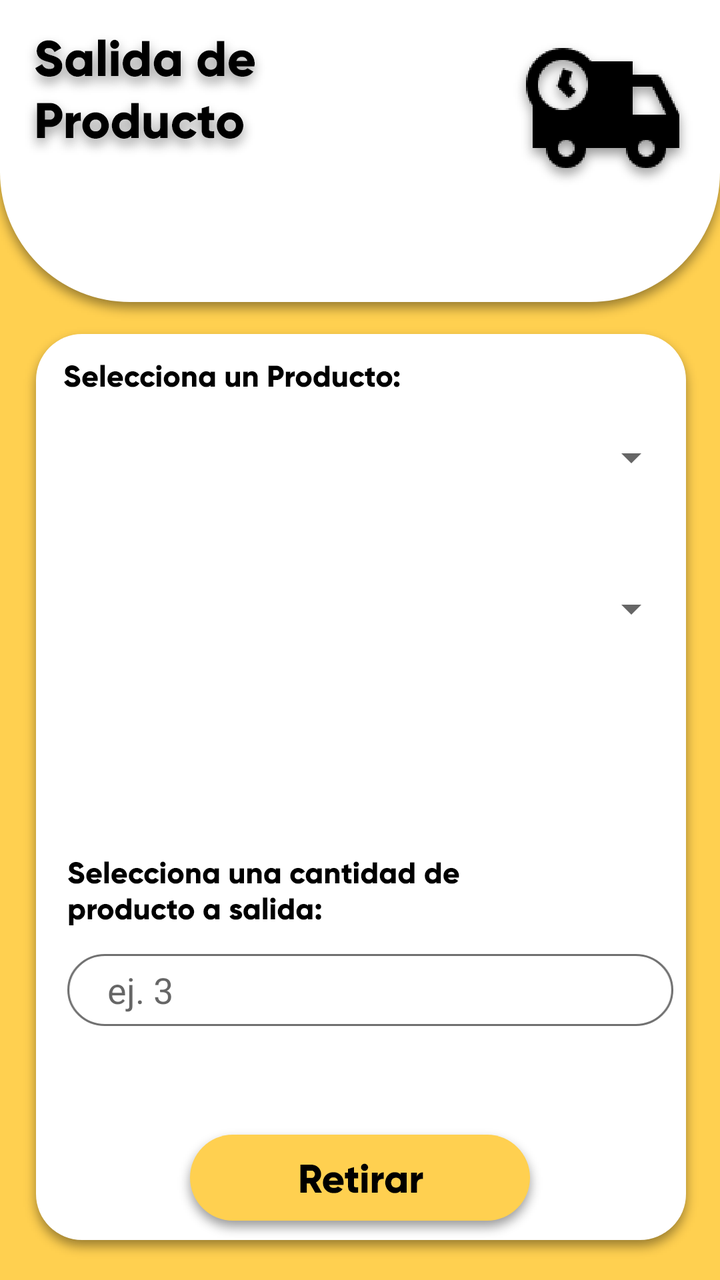
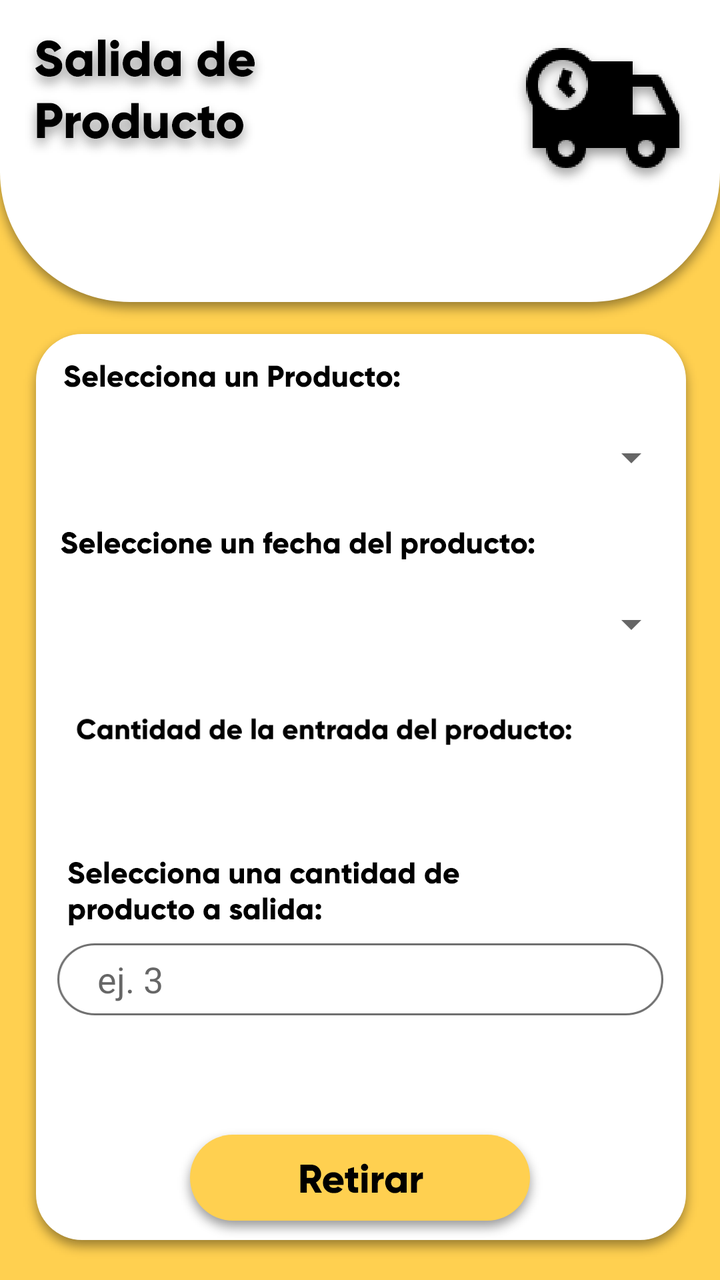

Before-and-after screenshots of an Android layout around one commit, followed by the original layout XML and the change that was made.
<!-- AndroidManifest.xml: application theme AppTheme -->
<!-- res/layout/activity__salida.xml -->
<?xml version="1.0" encoding="utf-8"?>
<android.support.constraint.ConstraintLayout xmlns:android="http://schemas.android.com/apk/res/android"
    xmlns:app="http://schemas.android.com/apk/res-auto"
    xmlns:tools="http://schemas.android.com/tools"
    android:layout_width="match_parent"
    android:layout_height="match_parent"
    android:background="@drawable/entradas"
    tools:context=".Activity_Salida">

    <Spinner
        android:id="@+id/activity__salida_spinner"
        android:layout_width="308dp"
        android:layout_height="47dp"

        android:layout_marginTop="8dp"
        android:layout_marginRight="56dp"
        android:layout_marginBottom="144dp"
        android:hint="ej. Cebolla, limon..."
        app:layout_constraintBottom_toBottomOf="parent"
        app:layout_constraintRight_toRightOf="parent"
        app:layout_constraintStart_toStartOf="@+id/imageView12"
        app:layout_constraintTop_toBottomOf="@+id/imageView12"
        app:layout_constraintVertical_bias="0.0" />


    <Spinner
        android:id="@+id/activity__salida_spinner2"
        android:layout_width="308dp"
        android:layout_height="47dp"

        android:layout_marginTop="8dp"
        android:layout_marginRight="56dp"
        android:layout_marginBottom="144dp"
        android:hint="ej. Cebolla, limon..."
        app:layout_constraintBottom_toBottomOf="parent"
        app:layout_constraintRight_toRightOf="parent"
        app:layout_constraintStart_toStartOf="@+id/imageView12"
        app:layout_constraintTop_toBottomOf="@+id/imageView12"
        app:layout_constraintVertical_bias="0.31" />

    <ImageView
        android:id="@+id/imageView10"
        android:layout_width="wrap_content"
        android:layout_height="wrap_content"
        android:layout_marginStart="8dp"
        android:layout_marginTop="8dp"
        android:layout_marginEnd="8dp"
        android:layout_marginBottom="8dp"
        app:layout_constraintBottom_toBottomOf="parent"
        app:layout_constraintEnd_toEndOf="parent"
        app:layout_constraintHorizontal_bias="0.0"
        app:layout_constraintStart_toStartOf="parent"
        app:layout_constraintTop_toTopOf="parent"
        app:layout_constraintVertical_bias="0.0"
        app:srcCompat="@drawable/salidatexto" />

    <ImageView
        android:id="@+id/imageView11"
        android:layout_width="wrap_content"
        android:layout_height="wrap_content"
        android:layout_marginStart="8dp"
        android:layout_marginTop="8dp"
        android:layout_marginEnd="8dp"
        android:layout_marginBottom="8dp"
        app:layout_constraintBottom_toBottomOf="parent"
        app:layout_constraintEnd_toEndOf="parent"
        app:layout_constraintHorizontal_bias="1.0"
        app:layout_constraintStart_toStartOf="parent"
        app:layout_constraintTop_toTopOf="parent"
        app:layout_constraintVertical_bias="0.0"
        app:srcCompat="@drawable/iconosalida" />

    <ImageView
        android:id="@+id/imageView12"
        android:layout_width="wrap_content"
        android:layout_height="wrap_content"
        android:layout_marginStart="8dp"
        android:layout_marginTop="8dp"
        android:layout_marginEnd="8dp"
        android:layout_marginBottom="8dp"
        app:layout_constraintBottom_toBottomOf="parent"
        app:layout_constraintEnd_toEndOf="parent"
        app:layout_constraintHorizontal_bias="0.135"
        app:layout_constraintStart_toStartOf="parent"
        app:layout_constraintTop_toTopOf="parent"
        app:layout_constraintVertical_bias="0.283"
        app:srcCompat="@drawable/seleccionaunproducto" />


    <ImageView
        android:id="@+id/imageView14"
        android:layout_width="wrap_content"
        android:layout_height="wrap_content"
        android:layout_marginStart="8dp"
        android:layout_marginTop="8dp"
        android:layout_marginEnd="8dp"
        android:layout_marginBottom="8dp"
        app:layout_constraintBottom_toBottomOf="parent"
        app:layout_constraintEnd_toEndOf="parent"
        app:layout_constraintHorizontal_bias="0.18"
        app:layout_constraintStart_toStartOf="parent"
        app:layout_constraintTop_toTopOf="parent"
        app:layout_constraintVertical_bias="0.714"
        app:srcCompat="@drawable/seleccionaunacantidadsalida" />

    <TextView
        android:id="@+id/activity__salida_cantidadentradatext"
        android:layout_width="match_parent"
        android:layout_height="wrap_content"
        android:layout_marginBottom="40dp"
        android:gravity="center_horizontal"
        android:textAlignment="center"
        android:textAppearance="@style/TextAppearance.AppCompat.Large"
        app:layout_constraintBottom_toTopOf="@+id/imageView14"
        app:layout_constraintEnd_toEndOf="@+id/imageView14" />

    <Button
        android:id="@+id/activity__salida_retirarbutton"
        android:layout_width="wrap_content"
        android:layout_height="wrap_content"
        android:layout_marginStart="8dp"
        android:layout_marginTop="8dp"
        android:layout_marginEnd="8dp"
        android:layout_marginBottom="8dp"
        android:background="@drawable/botonretirar"
        app:layout_constraintBottom_toBottomOf="parent"
        app:layout_constraintEnd_toEndOf="parent"
        app:layout_constraintStart_toStartOf="parent"
        app:layout_constraintTop_toTopOf="parent"
        app:layout_constraintVertical_bias="0.983" />

    <EditText
        android:id="@+id/activity__salida_edittext"
        android:layout_width="303dp"
        android:layout_height="wrap_content"
        android:layout_marginTop="8dp"
        android:layout_marginEnd="8dp"
        android:layout_marginBottom="96dp"
        android:background="@drawable/entradax"
        android:ems="10"
        android:hint="ej. 3 "
        android:inputType="number"
        android:paddingLeft="20dp"
        app:layout_constraintBottom_toBottomOf="parent"
        app:layout_constraintEnd_toEndOf="@+id/imageView14"
        app:layout_constraintHorizontal_bias="0.0"
        app:layout_constraintStart_toStartOf="@+id/imageView14"
        app:layout_constraintTop_toBottomOf="@+id/imageView14"
        app:layout_constraintVertical_bias="0.145" />

</android.support.constraint.ConstraintLayout>
<!-- resources referenced by this layout -->
<resources>
  <!-- drawable botonretirar: png bitmap (drawable-hdpi, 4973 bytes) -->
  <!-- drawable entradas: png bitmap (drawable-hdpi, 14015 bytes) -->
  <!-- drawable entradax: png bitmap (drawable-hdpi, 2328 bytes) -->
  <!-- drawable iconosalida: png bitmap (drawable-hdpi, 5699 bytes) -->
  <!-- drawable salidatexto: png bitmap (drawable-hdpi, 8611 bytes) -->
  <!-- drawable seleccionaunacantidadsalida: png bitmap (drawable-hdpi, 3148 bytes) -->
  <!-- drawable seleccionaunproducto: png bitmap (drawable-hdpi, 1867 bytes) -->
  <style name="AppTheme" parent="Theme.AppCompat.Light.NoActionBar">
          
          <item name="colorPrimary">@color/colorPrimary</item>
          <item name="colorPrimaryDark">@color/colorPrimaryDark</item>
          <item name="colorAccent">@color/colorAccent</item>
      </style>
  <color name="colorPrimary">#8BC34A</color>
  <color name="colorPrimaryDark">#FFD050</color>
  <color name="colorAccent">#FFEB3B</color>
</resources>

<!-- the commit's change to res/layout/activity__salida.xml (unified diff, before → after) -->
@@ -35,8 +35,8 @@
         app:layout_constraintBottom_toBottomOf="parent"
         app:layout_constraintRight_toRightOf="parent"
         app:layout_constraintStart_toStartOf="@+id/imageView12"
-        app:layout_constraintTop_toBottomOf="@+id/imageView12"
-        app:layout_constraintVertical_bias="0.31" />
+        app:layout_constraintTop_toBottomOf="@+id/imageView13"
+        app:layout_constraintVertical_bias="0.0" />
 
     <ImageView
         android:id="@+id/imageView10"
@@ -106,13 +106,18 @@
     <TextView
         android:id="@+id/activity__salida_cantidadentradatext"
         android:layout_width="match_parent"
-        android:layout_height="wrap_content"
-        android:layout_marginBottom="40dp"
+        android:layout_height="37dp"
+        android:layout_marginStart="8dp"
+        android:layout_marginTop="8dp"
+        android:layout_marginEnd="8dp"
         android:gravity="center_horizontal"
         android:textAlignment="center"
         android:textAppearance="@style/TextAppearance.AppCompat.Large"
         app:layout_constraintBottom_toTopOf="@+id/imageView14"
-        app:layout_constraintEnd_toEndOf="@+id/imageView14" />
+        app:layout_constraintEnd_toEndOf="parent"
+        app:layout_constraintHorizontal_bias="0.0"
+        app:layout_constraintStart_toStartOf="parent"
+        app:layout_constraintTop_toBottomOf="@+id/imageView15" />
 
     <Button
         android:id="@+id/activity__salida_retirarbutton"
@@ -133,6 +138,7 @@
         android:id="@+id/activity__salida_edittext"
         android:layout_width="303dp"
         android:layout_height="wrap_content"
+        android:layout_marginStart="8dp"
         android:layout_marginTop="8dp"
         android:layout_marginEnd="8dp"
         android:layout_marginBottom="96dp"
@@ -142,10 +148,41 @@
         android:inputType="number"
         android:paddingLeft="20dp"
         app:layout_constraintBottom_toBottomOf="parent"
-        app:layout_constraintEnd_toEndOf="@+id/imageView14"
-        app:layout_constraintHorizontal_bias="0.0"
-        app:layout_constraintStart_toStartOf="@+id/imageView14"
+        app:layout_constraintEnd_toEndOf="parent"
+        app:layout_constraintStart_toStartOf="parent"
         app:layout_constraintTop_toBottomOf="@+id/imageView14"
-        app:layout_constraintVertical_bias="0.145" />
+        app:layout_constraintVertical_bias="0.0" />
+
+    <ImageView
+        android:id="@+id/imageView13"
+        android:layout_width="wrap_content"
+        android:layout_height="wrap_content"
+        android:layout_marginStart="8dp"
+        android:layout_marginTop="8dp"
+        android:layout_marginEnd="8dp"
+        android:layout_marginBottom="8dp"
+        app:layout_constraintBottom_toBottomOf="parent"
+        app:layout_constraintEnd_toEndOf="parent"
+        app:layout_constraintHorizontal_bias="0.207"
+        app:layout_constraintStart_toStartOf="parent"
+        app:layout_constraintTop_toTopOf="parent"
+        app:layout_constraintVertical_bias="0.42"
+        app:srcCompat="@drawable/seleccionaunafechadelproducto" />
+
+    <ImageView
+        android:id="@+id/imageView15"
+        android:layout_width="267dp"
+        android:layout_height="17dp"
+        android:layout_marginStart="8dp"
+        android:layout_marginTop="8dp"
+        android:layout_marginEnd="8dp"
+        android:layout_marginBottom="8dp"
+        app:layout_constraintBottom_toBottomOf="parent"
+        app:layout_constraintEnd_toEndOf="parent"
+        app:layout_constraintHorizontal_bias="0.267"
+        app:layout_constraintStart_toStartOf="parent"
+        app:layout_constraintTop_toTopOf="parent"
+        app:layout_constraintVertical_bias="0.574"
+        app:srcCompat="@drawable/cantidaddeentradadelproduto" />
 
 </android.support.constraint.ConstraintLayout>
<!-- resource entries referenced after the edit -->
@@ -1,11 +1,13 @@
 <!-- resources referenced by this layout -->
 <resources>
   <!-- drawable botonretirar: png bitmap (drawable-hdpi, 4973 bytes) -->
+  <!-- drawable cantidaddeentradadelproduto: png bitmap (drawable-hdpi, 2446 bytes) -->
   <!-- drawable entradas: png bitmap (drawable-hdpi, 14015 bytes) -->
   <!-- drawable entradax: png bitmap (drawable-hdpi, 2328 bytes) -->
   <!-- drawable iconosalida: png bitmap (drawable-hdpi, 5699 bytes) -->
   <!-- drawable salidatexto: png bitmap (drawable-hdpi, 8611 bytes) -->
   <!-- drawable seleccionaunacantidadsalida: png bitmap (drawable-hdpi, 3148 bytes) -->
+  <!-- drawable seleccionaunafechadelproducto: png bitmap (drawable-hdpi, 2556 bytes) -->
   <!-- drawable seleccionaunproducto: png bitmap (drawable-hdpi, 1867 bytes) -->
   <style name="AppTheme" parent="Theme.AppCompat.Light.NoActionBar">
           
